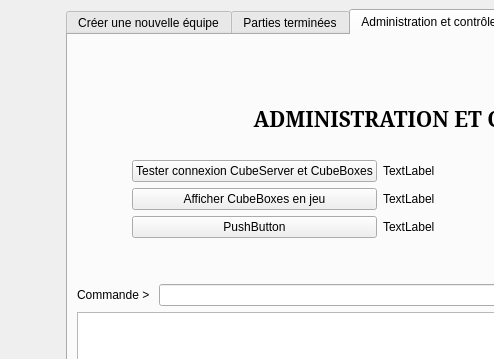
Before: the Qt Designer form thecubeivazio/cubegui/cubegui.ui in jwav/thecube-ivazio, drawn with Qt 5; both pictures show x 0 to 494 and y 0 to 359 of the 859 by 836 pixel window.
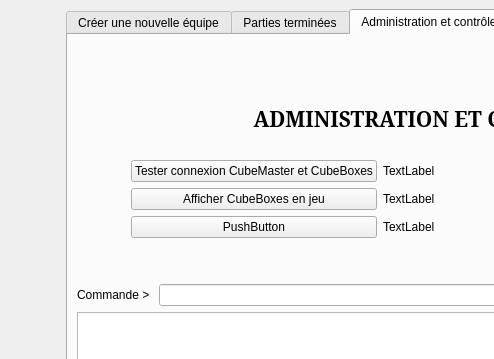
After: the same form once the commit is applied. The open tabs and pages were chosen to show the change. Icons and pictures are not drawn.

Patch:
```diff
--- a/thecubeivazio/cubegui/cubegui.ui
+++ b/thecubeivazio/cubegui/cubegui.ui
@@ -957,7 +957,7 @@
           <item row="0" column="1">
            <widget class="QPushButton" name="pushButton">
             <property name="text">
-             <string>Tester connexion CubeServer et CubeBoxes</string>
+             <string>Tester connexion CubeMaster et CubeBoxes</string>
             </property>
            </widget>
           </item>
```
